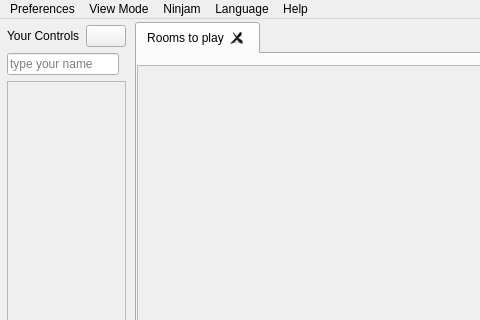
First picture: the form in src/Common/gui/MainWindow.ui, repository elieserdejesus/JamTaba, before the edit; both pictures show x 0 to 480 and y 0 to 320 of the 1160 by 443 pixel window.
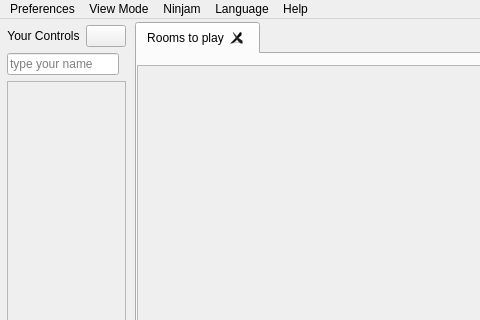
Second picture: the form after the edit. Icons and pictures are not drawn. Custom widgets are drawn as their Qt base class.

Commit message: Centering the 'Your controls' label

```diff
--- a/src/Common/gui/MainWindow.ui
+++ b/src/Common/gui/MainWindow.ui
@@ -355,6 +355,9 @@
            <property name="text">
             <string>Your Controls</string>
            </property>
+           <property name="alignment">
+            <set>Qt::AlignCenter</set>
+           </property>
           </widget>
          </item>
          <item>
```
